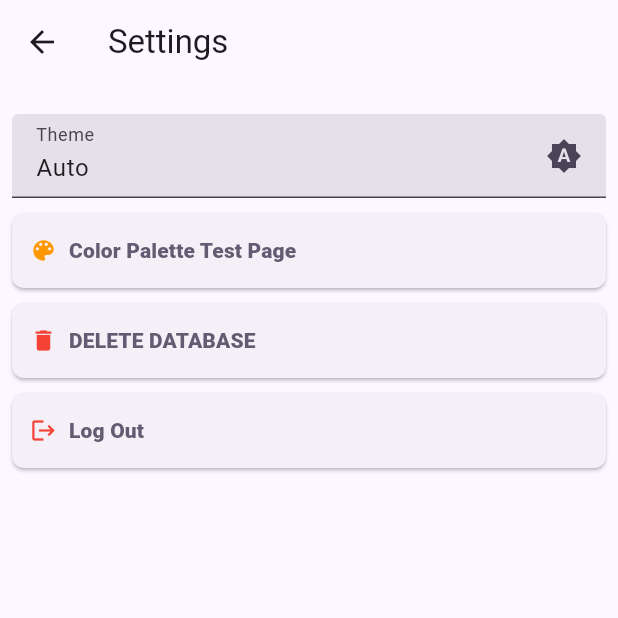
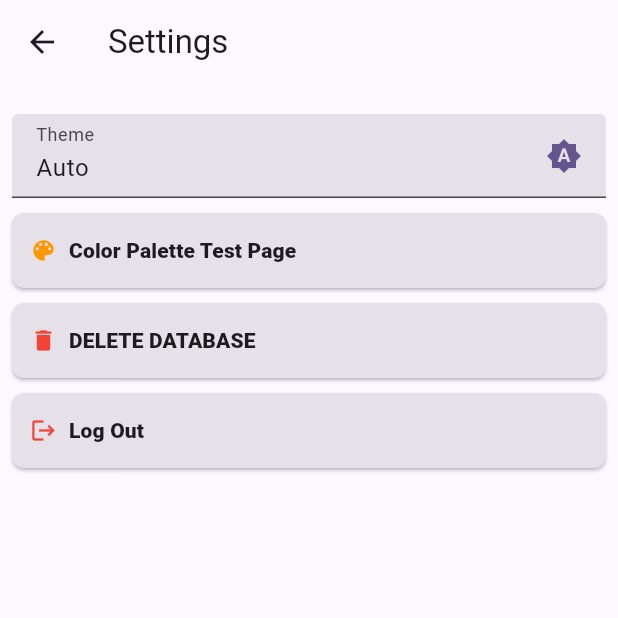
Before and after one commit to Aristeu2266/gym_bro_alpha, a Flutter app: the SettingsPage screen opened by its route, on a phone screen of 412 x 824 dp, the top half of it. Run offline on Flutter 3.47's test engine with Material 3 defaults, Android fonts, the phone set to English and light mode, and no system bars; our stand-ins replace cloud_firestore, connectivity_plus, firebase_auth, firebase_core, google_sign_in, sqflite and 1 more; accounts and stored records are empty.

Commit message:
Alterado cores
Foi alterada a cores dos componentes que puxam a cor do esquema de cores do contexto para uma semântica mais apropriada para que assim não seja mais necessária um esquema customizado.
Agora um esquema gerada através de uma seed deve ser suficiente.

```diff
--- a/lib/components/my_form_field.dart
+++ b/lib/components/my_form_field.dart
@@ -38,10 +38,6 @@ class MyFormField extends StatelessWidget {
               borderSide: BorderSide(color: colorScheme.onSurface),
               gapPadding: 0),
           hintText: hintText,
-          hintStyle: TextStyle(
-            color: colorScheme.onPrimaryContainer,
-          ),
-          fillColor: colorScheme.primaryContainer,
           filled: true,
           errorText: errorText,
           contentPadding: contentPadding,
--- a/lib/models/filter_models/muscle_filters.dart
+++ b/lib/models/filter_models/muscle_filters.dart
@@ -8,7 +8,7 @@ class MuscleFilters extends FilterOptions {
   List<FilterModel> get values => [
         FilterModel(
           'All',
-          pic: const Icon(CustomIcons.all),
+          icon: CustomIcons.all,
         ),
         FilterModel(
           'Neck',
--- a/lib/pages/exercise_page.dart
+++ b/lib/pages/exercise_page.dart
@@ -24,6 +24,7 @@ class ExercisePage extends StatelessWidget {
     TypeFilters typeFilters = TypeFilters();
     // EquipmentFilters equipmentFilters = EquipmentFilters();
 
+    ColorScheme colorScheme = Theme.of(context).colorScheme;
     return Scaffold(
       appBar: AppBar(
         centerTitle: true,
@@ -116,7 +117,7 @@ class ExercisePage extends StatelessWidget {
                                           element.label.toLowerCase() ==
                                           exercise.category.toLowerCase(),
                                     )
-                                    .pic ??
+                                    .widget(colorScheme.onSurface) ??
                                 const Text('Erro'),
                           ],
                         ),
--- a/lib/pages/login_page.dart
+++ b/lib/pages/login_page.dart
@@ -40,7 +40,7 @@ class _LoginPageState extends State<LoginPage> {
                         child: Hero(
                           tag: 'logo',
                           child: AppLogo(
-                            color: colorScheme.onPrimaryContainer,
+                            color: colorScheme.onSurface,
                             iconSize: 60,
                             fontSize: 36,
                           ),
--- a/lib/pages/settings_page.dart
+++ b/lib/pages/settings_page.dart
@@ -47,7 +47,7 @@ class SettingsPage extends StatelessWidget {
                 );
               },
               style: ElevatedButton.styleFrom(
-                backgroundColor: colorScheme.onInverseSurface,
+                backgroundColor: colorScheme.surfaceContainerHighest,
                 minimumSize: const Size(double.infinity, 50),
                 shape: RoundedRectangleBorder(
                   borderRadius: BorderRadius.circular(8),
@@ -59,10 +59,11 @@ class SettingsPage extends StatelessWidget {
                 Icons.color_lens,
                 color: Colors.orange,
               ),
-              label: const Text(
+              label: Text(
                 'Color Palette Test Page',
                 style: TextStyle(
                   fontWeight: FontWeight.w700,
+                  color: colorScheme.onSurface,
                 ),
               ),
             ),
@@ -74,7 +75,7 @@ class SettingsPage extends StatelessWidget {
                 DB.recreate();
               },
               style: ElevatedButton.styleFrom(
-                backgroundColor: colorScheme.onInverseSurface,
+                backgroundColor: colorScheme.surfaceContainerHighest,
                 minimumSize: const Size(double.infinity, 50),
                 shape: RoundedRectangleBorder(
                   borderRadius: BorderRadius.circular(8),
@@ -86,10 +87,11 @@ class SettingsPage extends StatelessWidget {
                 Icons.delete,
                 color: Colors.red,
               ),
-              label: const Text(
+              label: Text(
                 'DELETE DATABASE',
                 style: TextStyle(
                   fontWeight: FontWeight.w700,
+                  color: colorScheme.onSurface,
                 ),
               ),
             ),
@@ -108,7 +110,7 @@ class SettingsPage extends StatelessWidget {
                 );
               },
               style: ElevatedButton.styleFrom(
-                backgroundColor: colorScheme.onInverseSurface,
+                backgroundColor: colorScheme.surfaceContainerHighest,
                 minimumSize: const Size(double.infinity, 50),
                 shape: RoundedRectangleBorder(
                   borderRadius: BorderRadius.circular(8),
@@ -120,10 +122,11 @@ class SettingsPage extends StatelessWidget {
                 Icons.logout,
                 color: Colors.red,
               ),
-              label: const Text(
+              label: Text(
                 'Log Out',
                 style: TextStyle(
                   fontWeight: FontWeight.w700,
+                  color: colorScheme.onSurface,
                 ),
               ),
             ),
@@ -159,7 +162,7 @@ class ThemeSelectMenu extends StatelessWidget {
             : themeSelected != 2
                 ? Icons.dark_mode
                 : Icons.brightness_auto_sharp,
-        color: colorScheme.onPrimaryContainer,
+        color: colorScheme.primary,
       ),
       enableFilter: false,
       dropdownMenuEntries: [
@@ -168,7 +171,7 @@ class ThemeSelectMenu extends StatelessWidget {
           label: 'Light',
           trailingIcon: Icon(
             Icons.light_mode,
-            color: colorScheme.onPrimaryContainer,
+            color: colorScheme.primary,
           ),
         ),
         DropdownMenuEntry<int>(
@@ -176,7 +179,7 @@ class ThemeSelectMenu extends StatelessWidget {
           label: 'Dark',
           trailingIcon: Icon(
             Icons.dark_mode,
-            color: colorScheme.onPrimaryContainer,
+            color: colorScheme.primary,
           ),
         ),
         DropdownMenuEntry<int>(
@@ -184,7 +187,7 @@ class ThemeSelectMenu extends StatelessWidget {
           label: 'Auto',
           trailingIcon: Icon(
             Icons.brightness_auto_sharp,
-            color: colorScheme.onPrimaryContainer,
+            color: colorScheme.primary,
           ),
         ),
       ],
--- a/lib/pages/signup_page.dart
+++ b/lib/pages/signup_page.dart
@@ -74,7 +74,7 @@ class _SignupPageState extends State<SignupPage>
               duration: const Duration(milliseconds: 150),
               child: AppLogo(
                 key: UniqueKey(),
-                color: colorScheme.onPrimaryContainer,
+                color: colorScheme.onSurface,
                 iconSize: 60,
                 fontSize: 36,
                 showText: _showName,
```
Also changed, not shown: lib/models/filter_models/filter_model.dart (+12 -5 lines), lib/pages/add_exercises_page.dart (+9 -12 lines), lib/pages/filter_page.dart (+12 -11 lines), lib/utils/custom_schemes.dart (+21 -15 lines).
